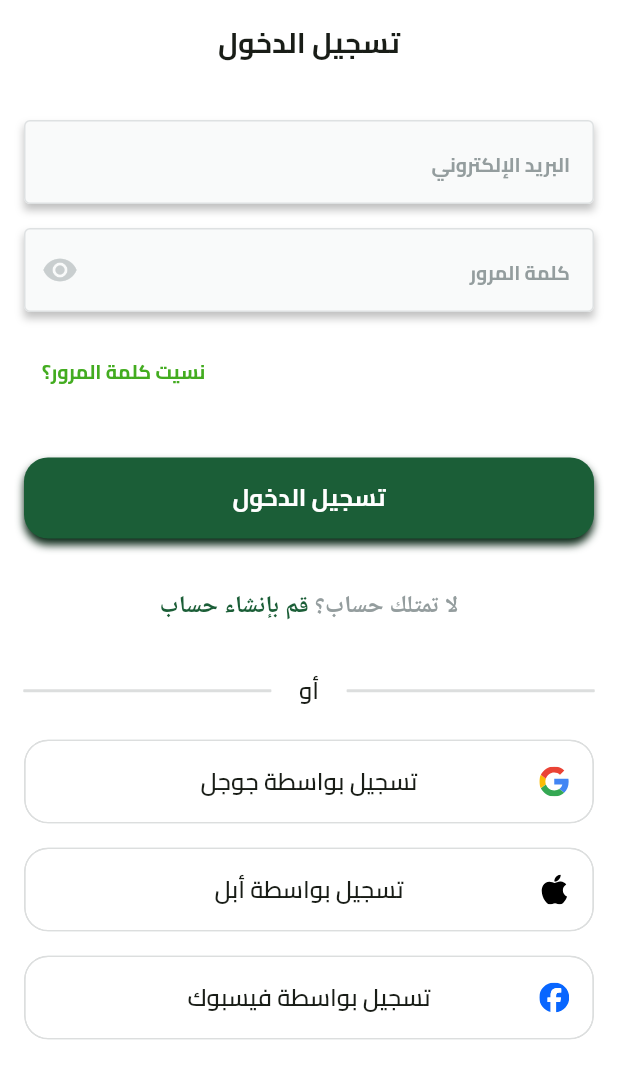
After one commit to JafarKMarouf/fruits_app, a Flutter app: the screen it shows after launch, after a tap on "تخطِ", on a phone screen of 412 x 824 dp. The commit adds this screen. Shown: the top 1079 px of the screen. Run offline on Flutter 3.47's test engine with Material 3 defaults, Android fonts, the phone set to English and light mode, and no system bars; our stand-ins replace dots_indicator, flutter_svg, shared_preferences.

Commit message:
feat: implement login screen and common UI components
- Create `LoginView` with form fields and social login options.
- Add `AppTextFormField` with optional shadowing and custom styling.
- Add `SocialLogin` button component.
- Implement `OrDivider` and `DontHaveAccount` widgets for the login flow.
- Add `buildAppBar` helper function for consistent app bars.
- Update `AppPrimaryButton` with default styling and shadow.
- Expand localization (AR/EN) with login-related strings.

```diff
--- a/lib/core/l10n/arb/intl_ar.arb
+++ b/lib/core/l10n/arb/intl_ar.arb
@@ -5,5 +5,15 @@
   "onBoardingSearchTitle": "ابحث وتسوق",
   "onBoardingSearchSubTitle": "نقدم لك أفضل الفواكه المختارة بعناية. اطلع على التفاصيل والصور والتقييمات لتتأكد من اختيار الفاكهة المثالية",
   "startNowButton": "ابدأ الان",
-  "skip": "تخطِ"
+  "skip": "تخطِ",
+  "loginTitle" : "تسجيل الدخول",
+  "emailAddress" : "البريد الإلكتروني",
+  "password": "كلمة المرور",
+  "forgetPassword": "نسيت كلمة المرور؟",
+  "dontHaveAccount":"لا تمتلك حساب؟ ",
+  "doCreateAccount": "قم بإنشاء حساب",
+  "or": "أو",
+  "loginByGoogle": "تسجيل بواسطة جوجل",
+  "loginByApple": "تسجيل بواسطة أبل",
+  "loginByFacebook": "تسجيل بواسطة فيسبوك"
 }
--- a/lib/core/l10n/arb/intl_en.arb
+++ b/lib/core/l10n/arb/intl_en.arb
@@ -5,5 +5,15 @@
   "onBoardingSearchTitle": "Search & Shop",
   "onBoardingSearchSubTitle": "We offer you the best carefully selected fruits. Check details, photos and reviews to ensure you choose the perfect fruit.",
   "startNowButton": "Start Now",
-  "skip": "skip"
+  "skip": "skip",
+  "loginTitle" : "Log in",
+  "emailAddress" : "Email Address",
+  "password": "Password",
+  "forgetPassword": "?forget password",
+  "dontHaveAccount":"Dont have an account? ",
+  "doCreateAccount": "Create account",
+  "or": "Or",
+  "loginByGoogle": "Login with Google",
+  "loginByApple": "Login with Apple",
+  "loginByFacebook": "Login with Facebook"
 }
--- a/lib/core/l10n/intl/messages_ar.dart
+++ b/lib/core/l10n/intl/messages_ar.dart
@@ -22,6 +22,16 @@ class MessageLookup extends MessageLookupByLibrary {
 
   final messages = _notInlinedMessages(_notInlinedMessages);
   static Map<String, Function> _notInlinedMessages(_) => <String, Function>{
+    "doCreateAccount": MessageLookupByLibrary.simpleMessage("قم بإنشاء حساب"),
+    "dontHaveAccount": MessageLookupByLibrary.simpleMessage("لا تمتلك حساب؟ "),
+    "emailAddress": MessageLookupByLibrary.simpleMessage("البريد الإلكتروني"),
+    "forgetPassword": MessageLookupByLibrary.simpleMessage("نسيت كلمة المرور؟"),
+    "loginByApple": MessageLookupByLibrary.simpleMessage("تسجيل بواسطة أبل"),
+    "loginByFacebook": MessageLookupByLibrary.simpleMessage(
+      "تسجيل بواسطة فيسبوك",
+    ),
+    "loginByGoogle": MessageLookupByLibrary.simpleMessage("تسجيل بواسطة جوجل"),
+    "loginTitle": MessageLookupByLibrary.simpleMessage("تسجيل الدخول"),
     "onBoardingSearchSubTitle": MessageLookupByLibrary.simpleMessage(
       "نقدم لك أفضل الفواكه المختارة بعناية. اطلع على التفاصيل والصور والتقييمات لتتأكد من اختيار الفاكهة المثالية",
     ),
@@ -32,6 +42,8 @@ class MessageLookup extends MessageLookupByLibrary {
     "onBoardingWelcomeTitle": MessageLookupByLibrary.simpleMessage(
       "مرحباً بك في ",
     ),
+    "or": MessageLookupByLibrary.simpleMessage("أو"),
+    "password": MessageLookupByLibrary.simpleMessage("كلمة المرور"),
     "skip": MessageLookupByLibrary.simpleMessage("تخطِ"),
     "startNowButton": MessageLookupByLibrary.simpleMessage("ابدأ الان"),
   };
--- a/lib/core/l10n/intl/messages_en.dart
+++ b/lib/core/l10n/intl/messages_en.dart
@@ -22,6 +22,18 @@ class MessageLookup extends MessageLookupByLibrary {
 
   final messages = _notInlinedMessages(_notInlinedMessages);
   static Map<String, Function> _notInlinedMessages(_) => <String, Function>{
+    "doCreateAccount": MessageLookupByLibrary.simpleMessage("Create account"),
+    "dontHaveAccount": MessageLookupByLibrary.simpleMessage(
+      "Dont have an account? ",
+    ),
+    "emailAddress": MessageLookupByLibrary.simpleMessage("Email Address"),
+    "forgetPassword": MessageLookupByLibrary.simpleMessage("?forget password"),
+    "loginByApple": MessageLookupByLibrary.simpleMessage("Login with Apple"),
+    "loginByFacebook": MessageLookupByLibrary.simpleMessage(
+      "Login with Facebook",
+    ),
+    "loginByGoogle": MessageLookupByLibrary.simpleMessage("Login with Google"),
+    "loginTitle": MessageLookupByLibrary.simpleMessage("Log in"),
     "onBoardingSearchSubTitle": MessageLookupByLibrary.simpleMessage(
       "We offer you the best carefully selected fruits. Check details, photos and reviews to ensure you choose the perfect fruit.",
     ),
@@ -34,6 +46,8 @@ class MessageLookup extends MessageLookupByLibrary {
     "onBoardingWelcomeTitle": MessageLookupByLibrary.simpleMessage(
       "Welcome to ",
     ),
+    "or": MessageLookupByLibrary.simpleMessage("Or"),
+    "password": MessageLookupByLibrary.simpleMessage("Password"),
     "skip": MessageLookupByLibrary.simpleMessage("skip"),
     "startNowButton": MessageLookupByLibrary.simpleMessage("Start Now"),
   };
--- a/lib/core/l10n/l10n.dart
+++ b/lib/core/l10n/l10n.dart
@@ -108,6 +108,91 @@ class AppLocalizations {
   String get skip {
     return Intl.message('skip', name: 'skip', desc: '', args: []);
   }
+
+  /// `Log in`
+  String get loginTitle {
+    return Intl.message('Log in', name: 'loginTitle', desc: '', args: []);
+  }
+
+  /// `Email Address`
+  String get emailAddress {
+    return Intl.message(
+      'Email Address',
+      name: 'emailAddress',
+      desc: '',
+      args: [],
+    );
+  }
+
+  /// `Password`
+  String get password {
+    return Intl.message('Password', name: 'password', desc: '', args: []);
+  }
+
+  /// `?forget password`
+  String get forgetPassword {
+    return Intl.message(
+      '?forget password',
+      name: 'forgetPassword',
+      desc: '',
+      args: [],
+    );
+  }
+
+  /// `Dont have an account? `
+  String get dontHaveAccount {
+    return Intl.message(
+      'Dont have an account? ',
+      name: 'dontHaveAccount',
+      desc: '',
+      args: [],
+    );
+  }
+
+  /// `Create account`
+  String get doCreateAccount {
+    return Intl.message(
+      'Create account',
+      name: 'doCreateAccount',
+      desc: '',
+      args: [],
+    );
+  }
+
+  /// `Or`
+  String get or {
+    return Intl.message('Or', name: 'or', desc: '', args: []);
+  }
+
+  /// `Login with Google`
+  String get loginByGoogle {
+    return Intl.message(
+      'Login with Google',
+      name: 'loginByGoogle',
+      desc: '',
+      args: [],
+    );
+  }
+
+  /// `Login with Apple`
+  String get loginByApple {
+    return Intl.message(
+      'Login with Apple',
+      name: 'loginByApple',
+      desc: '',
+      args: [],
+    );
+  }
+
+  /// `Login with Facebook`
+  String get loginByFacebook {
+    return Intl.message(
+      'Login with Facebook',
+      name: 'loginByFacebook',
+      desc: '',
+      args: [],
+    );
+  }
 }
 
 class AppLocalizationDelegate extends LocalizationsDelegate<AppLocalizations> {
--- a/lib/core/utils/styles/app_colors.dart
+++ b/lib/core/utils/styles/app_colors.dart
@@ -4,7 +4,7 @@ abstract class AppColors {
   // ==================== GRAYSCALE ====================
   static final Color grayscale50 = const Color(0xfff2f3f3);
   static final Color grayscale100 = const Color(0xffe4e6e7);
-  static final Color grayscale200 = const Color(0xffcacece);
+  static final Color grayscale200 = const Color(0xffdee1e2);
   static final Color grayscale300 = const Color(0xffafb5b6);
   static final Color grayscale400 = const Color(0xff949d9e);
   static final Color grayscale500 = const Color(0xff4e5556);
--- a/lib/core/widgets/app_primary_button.dart
+++ b/lib/core/widgets/app_primary_button.dart
@@ -1,11 +1,13 @@
 import 'package:flutter/material.dart';
 import 'package:fruits_app/core/utils/constants.dart';
+import 'package:fruits_app/core/utils/styles/app_colors.dart';
+import 'package:fruits_app/core/utils/styles/app_text_styles.dart';
 import 'package:fruits_app/core/widgets/app_text_widget.dart';
 
 class AppPrimaryButton extends StatelessWidget {
   const AppPrimaryButton({
     super.key,
-    required this.backgroundColor,
+    this.backgroundColor,
     required this.text,
     required this.onPressed,
     this.width,
@@ -15,7 +17,7 @@ class AppPrimaryButton extends StatelessWidget {
     this.textStyle,
   });
 
-  final Color backgroundColor;
+  final Color? backgroundColor;
   final String text;
   final void Function()? onPressed;
   final bool isLoading;
@@ -26,12 +28,23 @@ class AppPrimaryButton extends StatelessWidget {
 
   @override
   Widget build(BuildContext context) {
-    return SizedBox(
+    return Container(
       width: width,
       height: height ?? 54,
+      decoration: BoxDecoration(
+        borderRadius: BorderRadius.circular(16),
+        boxShadow: [
+          BoxShadow(
+            color: AppColors.green1_900,
+            blurRadius: 4,
+            offset: const Offset(0, 4),
+            spreadRadius: 0,
+          ),
+        ],
+      ),
       child: ElevatedButton(
         style: ElevatedButton.styleFrom(
-          backgroundColor: backgroundColor,
+          backgroundColor: backgroundColor ?? AppColors.green1_500,
           shape: RoundedRectangleBorder(
             borderRadius: BorderRadius.circular(16),
           ),
@@ -42,7 +55,12 @@ class AppPrimaryButton extends StatelessWidget {
         child: Center(
           child: isLoading
               ? const CircularProgressIndicator()
-              : AppTextWidget(text: text, style: textStyle),
+              : AppTextWidget(
+                  text: text,
+                  style: AppTextStyles.styleBold16.copyWith(
+                    color: Colors.white,
+                  ),
+                ),
         ),
       ),
     );
--- /dev/null
+++ b/lib/core/widgets/app_text_form_field.dart
@@ -0,0 +1,70 @@
+import 'package:flutter/material.dart';
+import 'package:fruits_app/core/utils/styles/app_colors.dart';
+import 'package:fruits_app/core/utils/styles/app_text_styles.dart';
+
+class AppTextFormField extends StatelessWidget {
+  const AppTextFormField({
+    super.key,
+    this.controller,
+    required this.hintText,
+    this.obscureText,
+    this.suffixIcon,
+    required this.textInputType,
+    this.textInputAction,
+    this.validator,
+    this.isShowShadowing = false,
+  });
+
+  final TextEditingController? controller;
+  final String? hintText;
+  final bool? obscureText;
+  final Widget? suffixIcon;
+  final TextInputType? textInputType;
+  final TextInputAction? textInputAction;
+  final String? Function(String?)? validator;
+  final bool isShowShadowing;
+
+  InputBorder _buildBorder() {
+    return OutlineInputBorder(
+      borderRadius: BorderRadius.circular(4),
+      borderSide: BorderSide(color: AppColors.border, width: 1),
+    );
+  }
+
+  @override
+  Widget build(BuildContext context) {
+    return Container(
+      decoration: !isShowShadowing
+          ? const BoxDecoration(
+              boxShadow: [
+                BoxShadow(
+                  color: Color(0x3F000000),
+                  blurRadius: 4,
+                  offset: Offset(0, 4),
+                  spreadRadius: 0,
+                ),
+              ],
+            )
+          : null,
+      child: TextFormField(
+        validator: validator,
+        controller: controller,
+        obscureText: obscureText ?? false,
+        keyboardType: textInputType,
+        textInputAction: textInputAction ?? TextInputAction.done,
+        decoration: InputDecoration(
+          filled: true,
+          fillColor: const Color(0xFFF9FAFA),
+          hintText: hintText,
+          suffixIcon: suffixIcon,
+          hintStyle: AppTextStyles.styleBold13.copyWith(
+            color: AppColors.grayscale400,
+          ),
+          border: _buildBorder(),
+          enabledBorder: _buildBorder(),
+          focusedBorder: _buildBorder(),
+        ),
+      ),
+    );
+  }
+}
--- a/lib/core/widgets/app_text_widget.dart
+++ b/lib/core/widgets/app_text_widget.dart
@@ -1,4 +1,5 @@
 import 'package:flutter/material.dart';
+import 'package:fruits_app/core/utils/styles/app_colors.dart';
 
 class AppTextWidget extends StatelessWidget {
   const AppTextWidget({
@@ -48,7 +49,7 @@ class AppTextWidget extends StatelessWidget {
           TextStyle(
             fontSize: fontSize,
             fontWeight: fontWeight,
-            color: color,
+            color: color ?? AppColors.grayscale950,
             decoration: textDecoration,
             decorationColor: decorationColor,
             height: height,
--- /dev/null
+++ b/lib/core/widgets/build_app_bar.dart
@@ -0,0 +1,19 @@
+import 'package:flutter/material.dart';
+import 'package:fruits_app/core/utils/styles/app_text_styles.dart';
+import 'package:fruits_app/core/widgets/app_text_widget.dart';
+
+AppBar buildAppBar(BuildContext context, {required String title}) {
+  return AppBar(
+    backgroundColor: Colors.white,
+    leading: Navigator.canPop(context)
+        ? IconButton(
+            onPressed: () {
+              Navigator.pop(context);
+            },
+            icon: const Icon(Icons.arrow_back_ios),
+          )
+        : null,
+    centerTitle: true,
+    title: AppTextWidget(text: title, style: AppTextStyles.styleBold19),
+  );
+}
--- a/lib/features/auth/presentation/views/login_view.dart
+++ b/lib/features/auth/presentation/views/login_view.dart
@@ -1,11 +1,21 @@
 import 'package:flutter/material.dart';
+import 'package:fruits_app/core/l10n/l10n.dart';
+import 'package:fruits_app/core/widgets/build_app_bar.dart';
+import 'package:fruits_app/features/auth/presentation/views/widgets/login_view_body.dart';
 
 class LoginView extends StatelessWidget {
   const LoginView({super.key});
 
   static const routeName = 'login-view';
+
   @override
   Widget build(BuildContext context) {
-    return const Scaffold();
+    return Scaffold(
+      appBar: buildAppBar(
+        context,
+        title: AppLocalizations.of(context).loginTitle,
+      ),
+      body: const LoginViewBody(),
+    );
   }
 }
--- /dev/null
+++ b/lib/features/auth/presentation/views/widgets/dont_have_account.dart
@@ -0,0 +1,32 @@
+import 'package:flutter/material.dart';
+import 'package:fruits_app/core/l10n/l10n.dart';
+import 'package:fruits_app/core/utils/styles/app_colors.dart';
+import 'package:fruits_app/core/utils/styles/app_text_styles.dart';
+
+class DontHaveAccount extends StatelessWidget {
+  const DontHaveAccount({super.key});
+
+  @override
+  Widget build(BuildContext context) {
+    return Text.rich(
+      TextSpan(
+        children: [
+          TextSpan(
+            text: AppLocalizations.of(context).dontHaveAccount,
+            style: AppTextStyles.styleSemiBold16.copyWith(
+              color: AppColors.grayscale400,
+            ),
+          ),
+
+          TextSpan(
+            text: AppLocalizations.of(context).doCreateAccount,
+            style: AppTextStyles.styleSemiBold16.copyWith(
+              color: AppColors.green1_500,
+            ),
+          ),
+        ],
+      ),
+      textAlign: TextAlign.center,
+    );
+  }
+}
--- /dev/null
+++ b/lib/features/auth/presentation/views/widgets/login_view_body.dart
@@ -0,0 +1,89 @@
+import 'package:flutter/material.dart';
+import 'package:fruits_app/core/l10n/l10n.dart';
+import 'package:fruits_app/core/utils/constants.dart';
+import 'package:fruits_app/core/utils/styles/app_colors.dart';
+import 'package:fruits_app/core/utils/styles/app_images.dart';
+import 'package:fruits_app/core/utils/styles/app_text_styles.dart';
+import 'package:fruits_app/core/widgets/app_primary_button.dart';
+import 'package:fruits_app/core/widgets/app_text_form_field.dart';
+import 'package:fruits_app/core/widgets/app_text_widget.dart';
+import 'package:fruits_app/features/auth/presentation/views/widgets/dont_have_account.dart';
+import 'package:fruits_app/features/auth/presentation/views/widgets/or_divider.dart';
+import 'package:fruits_app/features/auth/presentation/views/widgets/social_login.dart';
+
+class LoginViewBody extends StatelessWidget {
+  const LoginViewBody({super.key});
+
+  @override
+  Widget build(BuildContext context) {
+    return SingleChildScrollView(
+      keyboardDismissBehavior: ScrollViewKeyboardDismissBehavior.onDrag,
+      child: Padding(
+        padding: const EdgeInsets.symmetric(horizontal: kHorizontalPadding),
+        child: Column(
+          children: [
+            const SizedBox(height: 24),
+            AppTextFormField(
+              hintText: AppLocalizations.of(context).emailAddress,
+              textInputType: TextInputType.emailAddress,
+              textInputAction: TextInputAction.next,
+            ),
+            const SizedBox(height: 16),
+            AppTextFormField(
+              hintText: AppLocalizations.of(context).password,
+              textInputType: TextInputType.visiblePassword,
+              textInputAction: TextInputAction.done,
+              obscureText: true,
+              suffixIcon: const Icon(
+                Icons.remove_red_eye,
+                color: Color(0xFFC9CECF),
+              ),
+            ),
+            const SizedBox(height: 16),
+            Row(
+              mainAxisAlignment: MainAxisAlignment.end,
+              children: [
+                TextButton(
+                  onPressed: () {},
+                  child: AppTextWidget(
+                    text: AppLocalizations.of(context).forgetPassword,
+                    style: AppTextStyles.styleBold13.copyWith(
+                      color: AppColors.primary,
+                    ),
+                  ),
+                ),
+              ],
+            ),
+            const SizedBox(height: 33),
+            AppPrimaryButton(
+              text: AppLocalizations.of(context).loginTitle,
+              onPressed: () {},
+            ),
+            const SizedBox(height: 33),
+            const DontHaveAccount(),
+            const SizedBox(height: 33),
+            const OrDivider(),
+            const SizedBox(height: 21),
+            SocialLogin(
+              title: AppLocalizations.of(context).loginByGoogle,
+              image: AppImages.imagesGoogle,
+              onTap: () {},
+            ),
+            const SizedBox(height: 16),
+            SocialLogin(
+              title: AppLocalizations.of(context).loginByApple,
+              image: AppImages.imagesApple,
+              onTap: () {},
+            ),
+            const SizedBox(height: 16),
+            SocialLogin(
+              title: AppLocalizations.of(context).loginByFacebook,
+              image: AppImages.imagesFacebook,
+              onTap: () {},
+            ),
+          ],
+        ),
+      ),
+    );
+  }
+}
--- /dev/null
+++ b/lib/features/auth/presentation/views/widgets/or_divider.dart
@@ -0,0 +1,38 @@
+import 'package:flutter/material.dart';
+import 'package:fruits_app/core/l10n/l10n.dart';
+import 'package:fruits_app/core/utils/styles/app_text_styles.dart';
+import 'package:fruits_app/core/widgets/app_text_widget.dart';
+
+class OrDivider extends StatelessWidget {
+  const OrDivider({super.key});
+
+  @override
+  Widget build(BuildContext context) {
+    return Row(
+      children: [
+        Expanded(child: _customDivider()),
+        const SizedBox(width: 18.88),
+        AppTextWidget(
+          text: AppLocalizations.of(context).or,
+          style: AppTextStyles.styleSemiBold16,
+        ),
+        const SizedBox(width: 18.88),
+        Expanded(child: _customDivider()),
+      ],
+    );
+  }
+
+  Widget _customDivider() {
+    return Container(
+      decoration: const ShapeDecoration(
+        shape: RoundedRectangleBorder(
+          side: BorderSide(
+            width: 1,
+            strokeAlign: BorderSide.strokeAlignCenter,
+            color: Color(0xFFDCDEDE),
+          ),
+        ),
+      ),
+    );
+  }
+}
--- /dev/null
+++ b/lib/features/auth/presentation/views/widgets/social_login.dart
@@ -0,0 +1,61 @@
+import 'package:flutter/material.dart';
+import 'package:flutter_svg/flutter_svg.dart';
+import 'package:fruits_app/core/utils/styles/app_text_styles.dart';
+import 'package:fruits_app/core/widgets/app_text_widget.dart';
+
+class SocialLogin extends StatelessWidget {
+  const SocialLogin({
+    super.key,
+    required this.title,
+    required this.image,
+    required this.onTap,
+  });
+
+  final String image;
+  final String title;
+  final VoidCallback onTap;
+
+  @override
+  Widget build(BuildContext context) {
+    return Material(
+      color: Colors.transparent,
+      shape: RoundedRectangleBorder(
+        borderRadius: BorderRadius.circular(16),
+        side: const BorderSide(width: 1, color: Color(0xFFDCDEDE)),
+      ),
+      clipBehavior: Clip.antiAlias,
+      child: InkWell(
+        onTap: onTap,
+        borderRadius: BorderRadius.circular(16),
+        child: Ink(
+          padding: const EdgeInsets.symmetric(horizontal: 15.5),
+          width: double.infinity,
+          height: 56,
+          decoration: ShapeDecoration(
+            shape: RoundedRectangleBorder(
+              borderRadius: BorderRadius.circular(16),
+              side: const BorderSide(width: 1, color: Color(0xFFDCDEDE)),
+            ),
+          ),
+          child: Stack(
+            alignment: Alignment.center,
+            children: [
+              Align(
+                alignment: AlignmentDirectional.centerStart,
+                child: SvgPicture.asset(image),
+              ),
+              Padding(
+                padding: const EdgeInsets.symmetric(horizontal: 32),
+                child: AppTextWidget(
+                  text: title,
+                  style: AppTextStyles.styleSemiBold16,
+                  textAlign: TextAlign.center,
+                ),
+              ),
+            ],
+          ),
+        ),
+      ),
+    );
+  }
+}
--- a/lib/features/fruits_app.dart
+++ b/lib/features/fruits_app.dart
@@ -1,5 +1,6 @@
 import 'package:flutter/material.dart';
 import 'package:flutter_localizations/flutter_localizations.dart';
+import 'package:fruits_app/core/utils/styles/app_colors.dart';
 import 'package:fruits_app/features/splash/presentation/views/splash_view.dart';
 
 import '../core/helper/on_generate_routes.dart';
@@ -11,7 +12,11 @@ class FruitsApp extends StatelessWidget {
   @override
   Widget build(BuildContext context) {
     return MaterialApp(
-      theme: ThemeData(fontFamily: 'Cairo'),
+      theme: ThemeData(
+        fontFamily: 'Cairo',
+        colorScheme: ColorScheme.fromSeed(seedColor: AppColors.primary),
+        scaffoldBackgroundColor: Colors.white,
+      ),
       locale: const Locale('ar'),
       localizationsDelegates: [
         AppLocalizations.delegate,
--- a/lib/features/onboarding/presentation/views/widgets/onboarding_view_body.dart
+++ b/lib/features/onboarding/presentation/views/widgets/onboarding_view_body.dart
@@ -63,7 +63,6 @@ class _OnboardingViewBodyState extends State<OnboardingViewBody> {
                 SharedPreferencesService.setBool(kIsOnBoardingSeen, true);
                 Navigator.pushReplacementNamed(context, LoginView.routeName);
               },
-              backgroundColor: AppColors.green1_500,
               text: AppLocalizations.of(context).startNowButton,
               textStyle: AppTextStyles.styleBold16.copyWith(
                 color: Colors.white,
```
